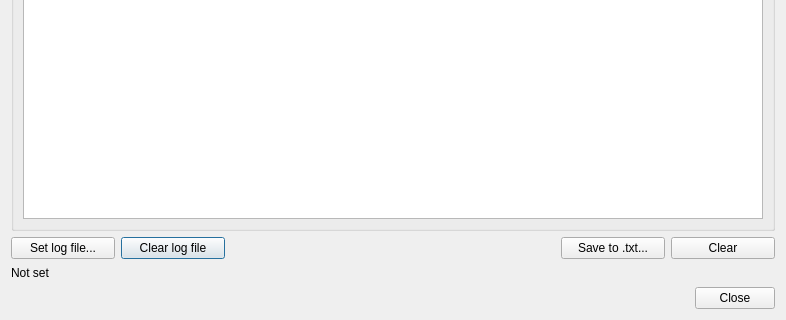
First picture: the form in vkconfig/dlglayeroutput.ui, repository LunarG/VulkanTools, before the edit; both pictures show x 0 to 786 and y 377 to 697 of the 786 by 697 pixel window.
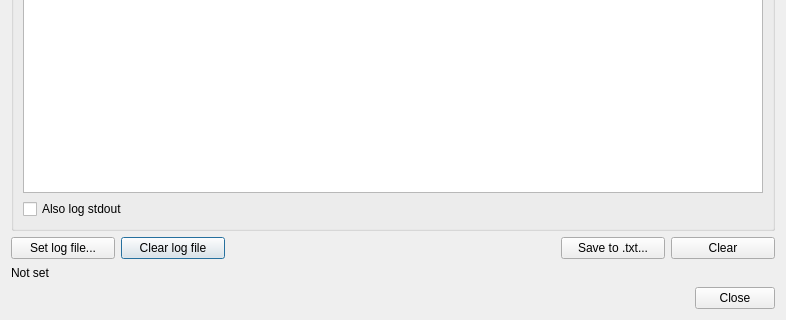
Second picture: the form after the edit.

```diff
--- a/vkconfig/dlglayeroutput.ui
+++ b/vkconfig/dlglayeroutput.ui
@@ -139,6 +139,13 @@
         </property>
        </widget>
       </item>
+      <item row="7" column="1">
+       <widget class="QCheckBox" name="checkBoxStdout">
+        <property name="text">
+         <string>Also log stdout</string>
+        </property>
+       </widget>
+      </item>
      </layout>
     </widget>
    </item>
```
Left out of the diff: 70 changed lines with no effect on the pictures.
